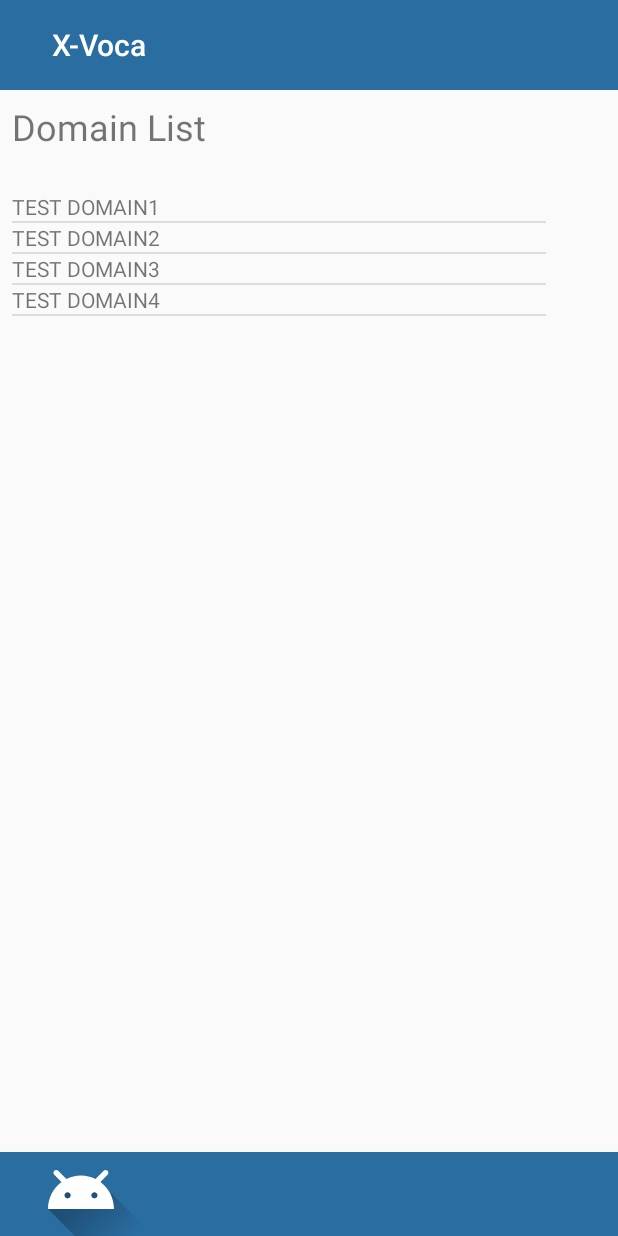
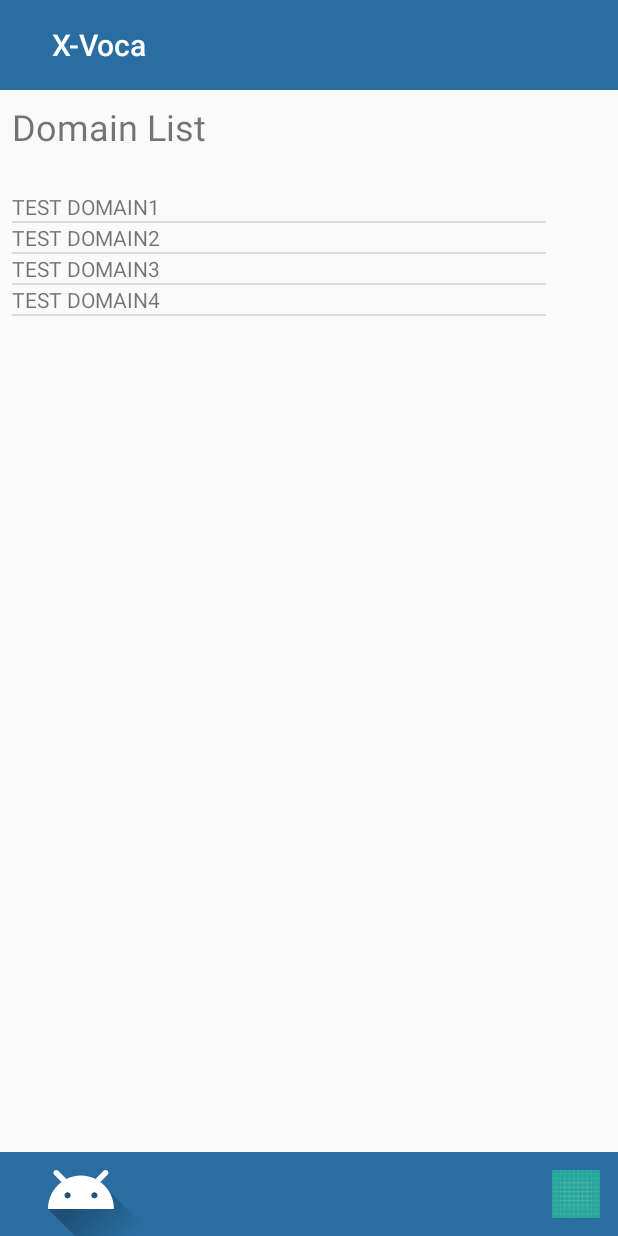
Before and after one commit to Marie777/xVocaAndroid, an Android app: the DomainList screen opened directly, with no data from a screen before it, on a phone screen of 412 x 824 dp. Run offline under Robolectric (Android 15) with nearby library versions, the phone set to English and light mode, and no system bars.

```diff
--- a/app/src/main/res/menu/menu_main.xml
+++ b/app/src/main/res/menu/menu_domain_list.xml
@@ -5,6 +5,6 @@
     android:id="@+id/mi"
     android:icon="@drawable/ic_launcher_background"
     app:showAsAction="ifRoom"
-    android:title="">
+    android:title="BTN">
 </item>
 </menu>
--- a/app/src/main/res/values/styles.xml
+++ b/app/src/main/res/values/styles.xml
@@ -8,4 +8,5 @@
         <item name="colorAccent">@color/colorAccent</item>
     </style>
 
+
 </resources>
```
